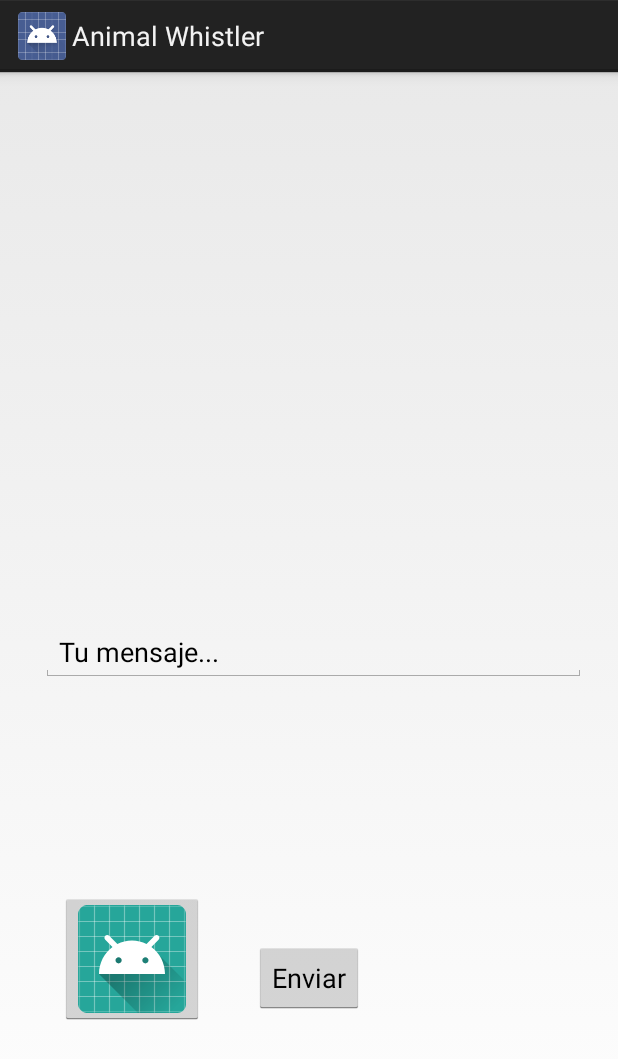
After one commit to EmilianoCervantes/AnimalWhistler, an Android app: the ChatActivity screen opened directly, with no data from a screen before it, on a phone screen of 412 x 824 dp. The commit adds this screen. Shown: the top 1059 px of the screen. Run offline under Robolectric (Android 15) with nearby library versions, the phone set to English and light mode, and no system bars; our stand-ins replace Firebase (no records; nobody signed in at launch, a user with empty details on screens opened directly); libraries missing offline, so code that uses them is left out: com.firebase.ui; 1 statement that could not run was skipped.

Commit message:
Chat activity mas chat layout, chat pojo y chat adapter. Falta cambiar lo de el inicio de sesion en firebase al menu principal.

```diff
--- a/app/src/main/AndroidManifest.xml
+++ b/app/src/main/AndroidManifest.xml
@@ -40,7 +40,8 @@
 
         <activity
             android:name=".LocalizacionMascotasActivity"
-            android:label="@string/title_activity_localizacion_mascotas"></activity>
+            android:label="@string/title_activity_localizacion_mascotas" />
+        <activity android:name=".ChatActivity"></activity>
     </application>
 
 </manifest>
--- /dev/null
+++ b/app/src/main/java/com/example/emilianocervantes/animalwhistler/ChatActivity.java
@@ -0,0 +1,212 @@
+package com.example.emilianocervantes.animalwhistler;
+
+import android.app.Activity;
+import android.content.Intent;
+import android.net.Uri;
+import android.os.Bundle;
+import android.support.annotation.NonNull;
+import android.view.View;
+import android.widget.Button;
+import android.widget.EditText;
+import android.widget.ImageButton;
+import android.widget.ListView;
+import android.widget.Toast;
+
+import com.firebase.ui.auth.AuthUI;
+import com.google.android.gms.tasks.OnSuccessListener;
+import com.google.firebase.auth.FirebaseAuth;
+import com.google.firebase.auth.FirebaseUser;
+import com.google.firebase.database.ChildEventListener;
+import com.google.firebase.database.DataSnapshot;
+import com.google.firebase.database.DatabaseError;
+import com.google.firebase.database.DatabaseReference;
+import com.google.firebase.database.FirebaseDatabase;
+import com.google.firebase.storage.FirebaseStorage;
+import com.google.firebase.storage.StorageReference;
+import com.google.firebase.storage.UploadTask;
+
+import java.util.ArrayList;
+import java.util.Arrays;
+
+public class ChatActivity extends Activity {
+
+    private Button button;
+    private FirebaseDatabase firebaseDatabase;
+    private DatabaseReference databaseReference;
+    private ChildEventListener childEventListener;
+    private FirebaseAuth firebaseAuth;
+    private FirebaseAuth.AuthStateListener authStateListener;
+
+    private FirebaseStorage firebaseStorage;
+    private StorageReference storageReference;
+
+    private final int LOGIN = 123;
+
+    private EditText editText;
+    private ListView listView;
+    private ChatAdapter chatAdapter;
+    private String name;
+
+    private ImageButton imageButton;
+
+    @Override
+    protected void onCreate(Bundle savedInstanceState) {
+        super.onCreate(savedInstanceState);
+        setContentView(R.layout.activity_chat);
+
+        firebaseDatabase = FirebaseDatabase.getInstance();
+
+        databaseReference = firebaseDatabase.getReference().child("messages");
+        firebaseAuth = FirebaseAuth.getInstance();
+
+        firebaseStorage = FirebaseStorage.getInstance();
+        storageReference = firebaseStorage.getReference().child("photos");
+
+        listView = (ListView)findViewById(R.id.listView);
+        chatAdapter = new ChatAdapter(this,R.layout.chat_layout, new ArrayList<ChatPojo>());
+        listView.setAdapter(chatAdapter);
+
+        imageButton.setOnClickListener(new View.OnClickListener() {
+            @Override
+            public void onClick(View view) {
+                Intent intent = new Intent(Intent.ACTION_GET_CONTENT);
+                intent.setType("image/jpeg");
+                intent.putExtra(Intent.EXTRA_LOCAL_ONLY,true);
+
+                startActivityForResult(Intent.createChooser(intent, "Elige una foto"), 3007);
+            }
+        });
+
+        editText = (EditText)findViewById(R.id.mensajeChat);
+        button = (Button)findViewById(R.id.enviarMensaje);
+
+        button.setOnClickListener(new View.OnClickListener() {
+            @Override
+            public void onClick(View view) {
+                String miMessage = editText.getText().toString();
+
+                ChatPojo chatPojo = new ChatPojo(name, null, miMessage);
+
+                databaseReference.push().setValue(chatPojo);
+
+                editText.setText("");
+            }
+        });
+
+        authStateListener = new FirebaseAuth.AuthStateListener() {
+            @Override
+            public void onAuthStateChanged(@NonNull FirebaseAuth firebaseAuth) {
+                FirebaseUser firebaseUser = firebaseAuth.getCurrentUser();
+                if(firebaseUser != null){
+                    Toast.makeText(getApplicationContext(), "Bienvenido", Toast.LENGTH_LONG).show();
+                    name = firebaseUser.getDisplayName();
+                    loadChats();
+                } else {
+                    //Si no se logeo, se muestre la lista de logins
+                    //La lista de proveedores (osea, redes sociales, etc)
+                    clean();
+                    startActivityForResult(
+                            AuthUI
+                                    .getInstance()
+                                    .createSignInIntentBuilder()
+                                    .setAvailableProviders(Arrays.asList(
+                                            new AuthUI.IdpConfig.EmailBuilder().build(),
+                                            new AuthUI.IdpConfig.GoogleBuilder().build()
+                                            )
+                                    )
+                                    .build(),
+                            LOGIN
+                    );
+                }
+            }
+        };
+    }
+
+    @Override
+    protected void onActivityResult(int requestCode, int resultCode, Intent data) {
+        if(requestCode == 3007 && resultCode == RESULT_OK){
+            //Si selecciono una imagen, aqui se cacha
+            Uri pic = data.getData();
+            //Le digo que a la carpeta le agregare una imagen mas
+            StorageReference str = storageReference.child(pic.getLastPathSegment());
+            //validar si fue exitoso
+            str.putFile(pic).addOnSuccessListener(new OnSuccessListener<UploadTask.TaskSnapshot>() {
+                @Override
+                public void onSuccess(UploadTask.TaskSnapshot taskSnapshot) {
+                    //Aqui dira los datos de esa imagen que subio
+                    //La ruta de esa imagen ya en el servidor
+                    //Lo unico malo es que no hay progress bar
+                    //Es una asynchronous task
+                    Uri uploaded = taskSnapshot.getDownloadUrl();
+                    //Con esto ya puedo agregar a la DB la referencia en el chat
+                    ChatPojo chatPojo = new ChatPojo(name, uploaded.toString(), null);
+                    //Y lo subimos a la db
+                    databaseReference.push().setValue(chatPojo);
+                }
+            });
+        }
+    }
+
+    private void clean(){
+        name = "";
+        chatAdapter.clear();
+        if (childEventListener != null) {
+            databaseReference.removeEventListener(childEventListener);
+            childEventListener = null;
+        }
+    }
+
+    private void loadChats(){
+        if (childEventListener == null) {
+            //Firebase tiene un listener para los hijos o los objs en la base
+            childEventListener = new ChildEventListener() {
+                //datasnapshot es el cambio en la base
+                @Override
+                public void onChildAdded(DataSnapshot dataSnapshot, String s) {
+                    //ChatPojo.class lo mapea y nos da la referencia
+                    //No hay que poner gets y sets
+                    ChatPojo chatPojo = dataSnapshot.getValue(ChatPojo.class);
+                    chatAdapter.add(chatPojo);
+                }
+
+                @Override
+                public void onChildChanged(DataSnapshot dataSnapshot, String s) {
+
+                }
+
+                @Override
+                public void onChildRemoved(DataSnapshot dataSnapshot) {
+
+                }
+
+                //Mover en cuanto a orden
+                @Override
+                public void onChildMoved(DataSnapshot dataSnapshot, String s) {
+
+                }
+
+                @Override
+                public void onCancelled(DatabaseError databaseError) {
+
+                }
+            };
+            //Rederencia a la base de datos
+            //Esta ultima linea es porque creamos el adapter pero no estaba escuchando nada
+            databaseReference.addChildEventListener(childEventListener);
+        }
+    }
+
+    @Override
+    protected void onPause() {
+        super.onPause();
+        firebaseAuth.removeAuthStateListener(authStateListener);
+    }
+
+    @Override
+    protected void onResume() {
+        super.onResume();
+        if (firebaseAuth != null) {
+            firebaseAuth.addAuthStateListener(authStateListener);
+        }
+    }
+}
--- /dev/null
+++ b/app/src/main/res/layout/activity_chat.xml
@@ -0,0 +1,62 @@
+<?xml version="1.0" encoding="utf-8"?>
+<android.support.constraint.ConstraintLayout xmlns:android="http://schemas.android.com/apk/res/android"
+    xmlns:app="http://schemas.android.com/apk/res-auto"
+    xmlns:tools="http://schemas.android.com/tools"
+    android:layout_width="match_parent"
+    android:layout_height="match_parent"
+    tools:context="com.example.emilianocervantes.animalwhistler.ChatActivity">
+
+    <ListView
+        android:id="@+id/listView"
+        android:layout_width="368dp"
+        android:layout_height="339dp"
+        android:layout_marginEnd="8dp"
+        android:layout_marginStart="8dp"
+        android:layout_marginTop="8dp"
+        app:layout_constraintEnd_toEndOf="parent"
+        app:layout_constraintStart_toStartOf="parent"
+        app:layout_constraintTop_toTopOf="parent" />
+
+    <EditText
+        android:id="@+id/mensajeChat"
+        android:layout_width="363dp"
+        android:layout_height="wrap_content"
+        android:layout_marginEnd="8dp"
+        android:layout_marginStart="8dp"
+        android:layout_marginTop="20dp"
+        android:ems="10"
+        android:inputType="textPersonName"
+        android:text="@string/chatmessage"
+        app:layout_constraintEnd_toEndOf="parent"
+        app:layout_constraintHorizontal_bias="0.6"
+        app:layout_constraintStart_toStartOf="parent"
+        app:layout_constraintTop_toBottomOf="@+id/listView" />
+
+    <ImageButton
+        android:id="@+id/imageButton"
+        android:layout_width="wrap_content"
+        android:layout_height="wrap_content"
+        android:layout_marginBottom="8dp"
+        android:layout_marginStart="40dp"
+        android:layout_marginTop="8dp"
+        android:src="@mipmap/ic_launcher"
+        app:layout_constraintBottom_toBottomOf="parent"
+        app:layout_constraintStart_toStartOf="parent"
+        app:layout_constraintTop_toBottomOf="@+id/mensajeChat" />
+
+    <Button
+        android:id="@+id/enviarMensaje"
+        android:layout_width="wrap_content"
+        android:layout_height="wrap_content"
+        android:layout_marginBottom="8dp"
+        android:layout_marginEnd="8dp"
+        android:layout_marginStart="8dp"
+        android:layout_marginTop="8dp"
+        android:text="@string/sendmessage"
+        app:layout_constraintBottom_toBottomOf="parent"
+        app:layout_constraintEnd_toEndOf="parent"
+        app:layout_constraintHorizontal_bias="0.137"
+        app:layout_constraintStart_toEndOf="@+id/imageButton"
+        app:layout_constraintTop_toBottomOf="@+id/mensajeChat"
+        app:layout_constraintVertical_bias="0.541" />
+</android.support.constraint.ConstraintLayout>
--- a/app/src/main/res/values/strings.xml
+++ b/app/src/main/res/values/strings.xml
@@ -1,4 +1,8 @@
 <resources>
     <string name="app_name">Animal Whistler</string>
     <string name="title_activity_localizacion_mascotas">Map</string>
+    <string name="zoomin">Zoom In</string>
+    <string name="zoomout">Zoom Out</string>
+    <string name="chatmessage">Tu mensaje...</string>
+    <string name="sendmessage">Enviar</string>
 </resources>
```
Also changed, not shown: app/src/main/java/com/example/emilianocervantes/animalwhistler/ChatAdapter.java (added, +52 -0 lines), app/src/main/java/com/example/emilianocervantes/animalwhistler/ChatPojo.java (added, +42 -0 lines), app/src/main/java/com/example/emilianocervantes/animalwhistler/LocalizacionMascotasActivity.java (+97 -0 lines), app/src/main/res/layout/activity_localizacion_mascotas.xml (+25 -0 lines), app/src/main/res/layout/chat_layout.xml (added, +44 -0 lines).
